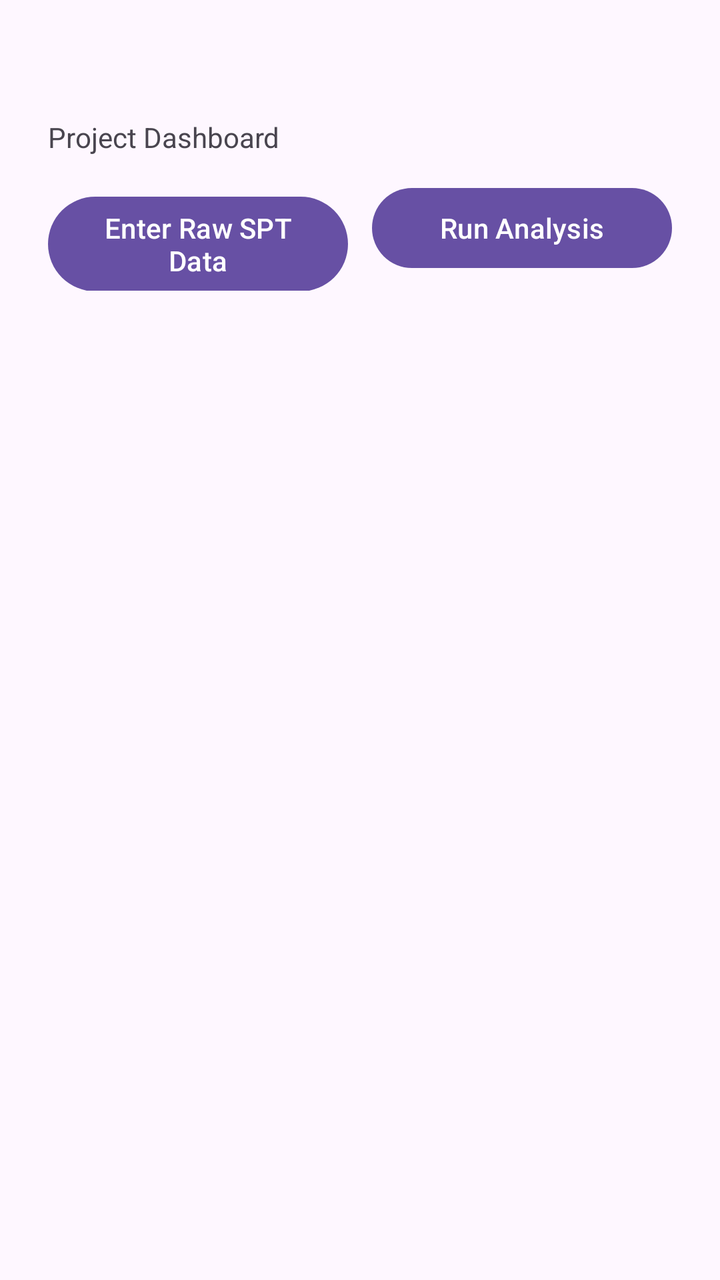
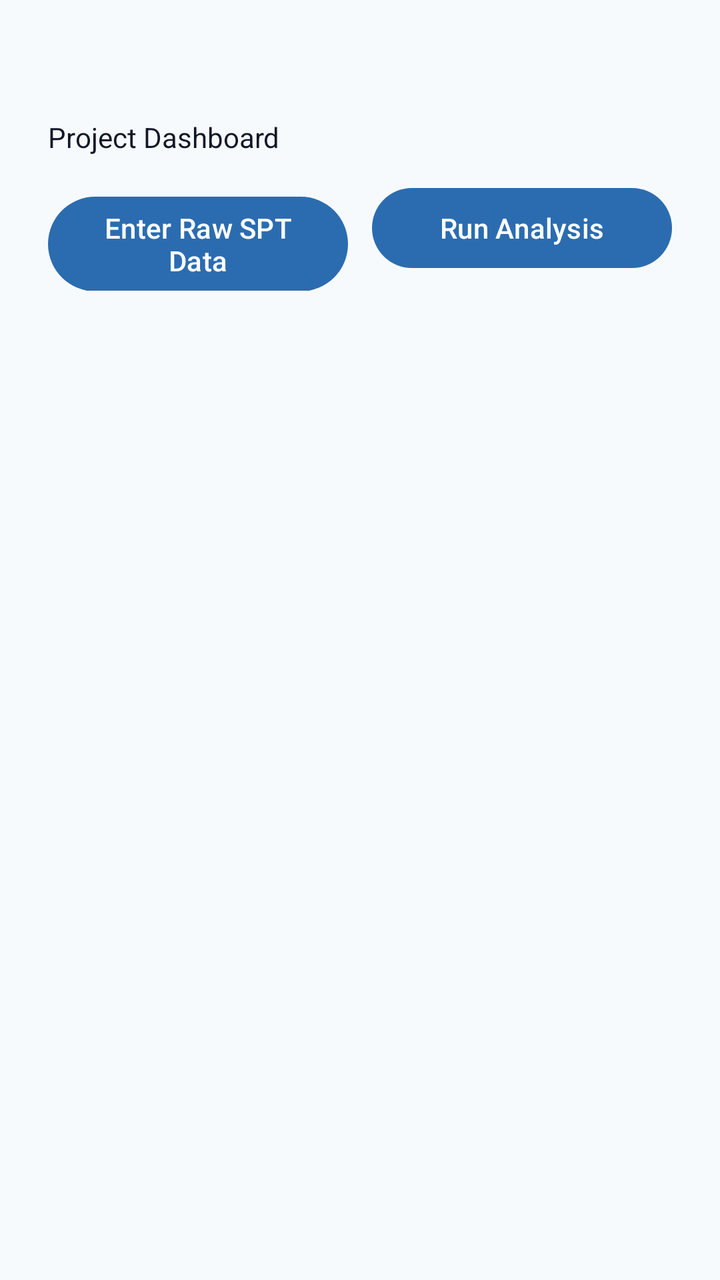

An Android layout rendered at two revisions. The XML below is the earlier revision; the diff shows what the commit changed to produce the second picture.
<!-- AndroidManifest.xml: application theme Theme.MyApplication -->
<!-- res/layout/activity_dashboard.xml -->
<?xml version="1.0" encoding="utf-8"?>
<ScrollView xmlns:android="http://schemas.android.com/apk/res/android"
    android:layout_width="match_parent"
    android:layout_height="match_parent">

    <LinearLayout android:layout_width="match_parent" android:layout_height="wrap_content" android:orientation="vertical" android:padding="24dp">
        <TextView android:id="@+id/lblHeader" android:layout_width="wrap_content" android:layout_height="wrap_content" android:textSize="20sp" android:textStyle="bold" />

        <TextView android:layout_width="wrap_content" android:layout_height="wrap_content" android:text="Project Dashboard" android:layout_marginTop="8dp" />

        <LinearLayout android:layout_width="match_parent" android:layout_height="wrap_content" android:orientation="horizontal" android:layout_marginTop="12dp">
            <Button android:id="@+id/btnOpenRaw" android:layout_width="0dp" android:layout_weight="1" android:layout_height="wrap_content" android:text="Enter Raw SPT Data" />
            <Space android:layout_width="12dp" android:layout_height="wrap_content" />
            <Button android:id="@+id/btnOpenAnalysis" android:layout_width="0dp" android:layout_weight="1" android:layout_height="wrap_content" android:text="Run Analysis" />
        </LinearLayout>
    </LinearLayout>

</ScrollView>
<!-- resources referenced by this layout -->
<resources>
  <style name="Theme.MyApplication" parent="Base.Theme.MyApplication" />
  <style name="Base.Theme.MyApplication" parent="Theme.Material3.DayNight.NoActionBar">
          
          
      </style>
</resources>

<!-- the commit's change to res/layout/activity_dashboard.xml (unified diff, before → after) -->
@@ -9,9 +9,9 @@
         <TextView android:layout_width="wrap_content" android:layout_height="wrap_content" android:text="Project Dashboard" android:layout_marginTop="8dp" />
 
         <LinearLayout android:layout_width="match_parent" android:layout_height="wrap_content" android:orientation="horizontal" android:layout_marginTop="12dp">
-            <Button android:id="@+id/btnOpenRaw" android:layout_width="0dp" android:layout_weight="1" android:layout_height="wrap_content" android:text="Enter Raw SPT Data" />
+            <Button style="@style/AppButton" android:id="@+id/btnOpenRaw" android:layout_width="0dp" android:layout_weight="1" android:layout_height="wrap_content" android:text="Enter Raw SPT Data" />
             <Space android:layout_width="12dp" android:layout_height="wrap_content" />
-            <Button android:id="@+id/btnOpenAnalysis" android:layout_width="0dp" android:layout_weight="1" android:layout_height="wrap_content" android:text="Run Analysis" />
+            <Button style="@style/AppButton" android:id="@+id/btnOpenAnalysis" android:layout_width="0dp" android:layout_weight="1" android:layout_height="wrap_content" android:text="Run Analysis" />
         </LinearLayout>
     </LinearLayout>
 
<!-- resource entries referenced after the edit -->
@@ -2,8 +2,17 @@
 <resources>
   <style name="Theme.MyApplication" parent="Base.Theme.MyApplication" />
   <style name="Base.Theme.MyApplication" parent="Theme.Material3.DayNight.NoActionBar">
-          
-          
+          <item name="colorPrimary">@color/primary</item>
+          <item name="colorPrimaryVariant">@color/primary_variant</item>
+          <item name="colorOnPrimary">@color/on_primary</item>
+          <item name="android:colorBackground">@color/background</item>
+          <item name="android:textColor">@color/text_primary</item>
+          <item name="android:windowBackground">@color/background</item>
       </style>
+  <color name="primary">#2B6CB0</color>
+  <color name="primary_variant">#245a93</color>
+  <color name="on_primary">#FFFFFFFF</color>
+  <color name="background">#F7FAFC</color>
+  <color name="text_primary">#111827</color>
 </resources>
 
